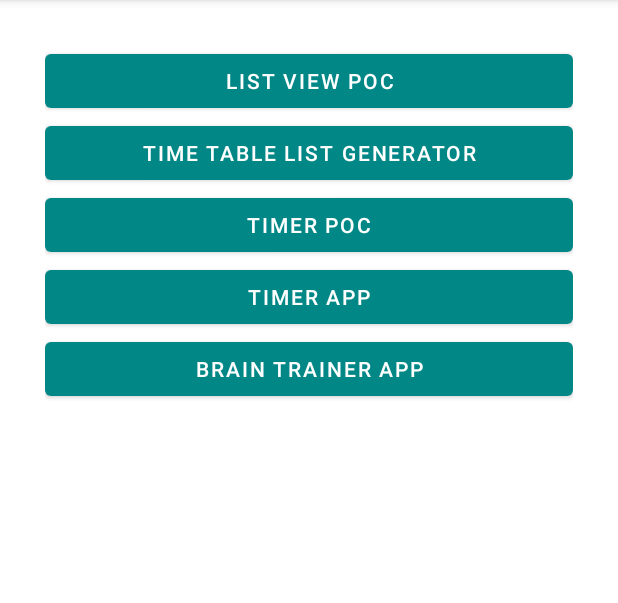
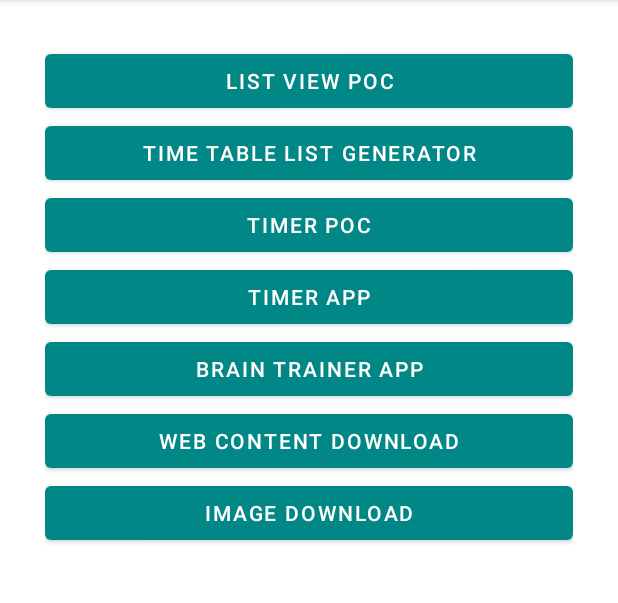
Before and after one commit to muhammedshihabvk/AndroidPOCBundleApp, an Android app: the screen it shows after launch (MainActivity), on a phone screen of 412 x 824 dp, the part 84-687 px from its top. Run offline under Robolectric (Android 15) with nearby library versions, the phone set to English and light mode, and no system bars.

Commit message:
added download image and download web content activity

```diff
--- a/app/src/main/AndroidManifest.xml
+++ b/app/src/main/AndroidManifest.xml
@@ -1,6 +1,8 @@
 <?xml version="1.0" encoding="utf-8"?>
 <manifest xmlns:android="http://schemas.android.com/apk/res/android"
     package="com.shabsudemy.androidadvancedsection">
+
+    <uses-permission android:name="android.permission.INTERNET" />
 
     <application
         android:allowBackup="true"
@@ -9,7 +11,9 @@
         android:roundIcon="@mipmap/ic_launcher_round"
         android:supportsRtl="true"
         android:theme="@style/Theme.AndroidAdvancedSection">
-        <activity android:name=".BrainTrainerActivity"></activity>
+        <activity android:name=".ImageDownloadActivity"></activity>
+        <activity android:name=".WebContentDownloadActivity" />
+        <activity android:name=".BrainTrainerActivity" />
         <activity android:name=".EggTimerActivity" />
         <activity android:name=".TimerActivity" />
         <activity android:name=".TimeTableListView" />
--- a/app/src/main/res/layout/activity_main.xml
+++ b/app/src/main/res/layout/activity_main.xml
@@ -1,6 +1,5 @@
 <?xml version="1.0" encoding="utf-8"?>
 <LinearLayout xmlns:android="http://schemas.android.com/apk/res/android"
-    xmlns:app="http://schemas.android.com/apk/res-auto"
     xmlns:tools="http://schemas.android.com/tools"
     android:layout_width="match_parent"
     android:layout_height="match_parent"
@@ -9,36 +8,54 @@
     tools:context=".MainActivity">
 
     <Button
+        android:id="@+id/listViewNavButton"
         android:layout_width="match_parent"
         android:layout_height="wrap_content"
-       android:text="list View POC"
-       android:id="@+id/listViewNavButton"/>
+        android:onClick="onClick"
+        android:text="list View POC" />
 
     <Button
+        android:id="@+id/TimeTableListViewButton"
         android:layout_width="match_parent"
         android:layout_height="wrap_content"
-       android:text="Time Table List Generator"
-       android:id="@+id/TimeTableListViewButton"/>
+        android:onClick="onClick"
+        android:text="Time Table List Generator" />
 
     <Button
+        android:id="@+id/timerButton"
         android:layout_width="match_parent"
         android:layout_height="wrap_content"
-   android:text="Timer POC"
-   android:id="@+id/timerButton"/>
+        android:onClick="onClick"
+        android:text="Timer POC" />
 
     <Button
+        android:id="@+id/eggTimerButton"
         android:layout_width="match_parent"
         android:layout_height="wrap_content"
-       android:text="Timer App"
-       android:id="@+id/eggTimerButton"/>
-
+        android:onClick="onClick"
+        android:text="Timer App" />
 
 
     <Button
+        android:id="@+id/brainTrainerButton"
         android:layout_width="match_parent"
         android:layout_height="wrap_content"
-       android:text="Brain Trainer App"
-       android:id="@+id/brainTrainerButton"/>
+        android:onClick="onClick"
+        android:text="Brain Trainer App" />
+
+    <Button
+        android:id="@+id/webContentDownloadActivityButton"
+        android:layout_width="match_parent"
+        android:layout_height="wrap_content"
+        android:onClick="onClick"
+        android:text="Web content download" />
+
+    <Button
+        android:id="@+id/imagetDownloadActivityButton"
+        android:layout_width="match_parent"
+        android:layout_height="wrap_content"
+        android:onClick="onClick"
+        android:text="Image download" />
 
 
 </LinearLayout>
```
Also changed, not shown: app/src/main/java/com/shabsudemy/androidadvancedsection/ImageDownloadActivity.java (added, +72 -0 lines), app/src/main/java/com/shabsudemy/androidadvancedsection/MainActivity.java (+39 -52 lines), app/src/main/java/com/shabsudemy/androidadvancedsection/WebContentDownloadActivity.java (added, +84 -0 lines), app/src/main/res/layout/activity_image_download.xml (added, +29 -0 lines), app/src/main/res/layout/activity_web_content_download.xml (added, +21 -0 lines). Lines whose indentation alone changed are shown as unchanged.
